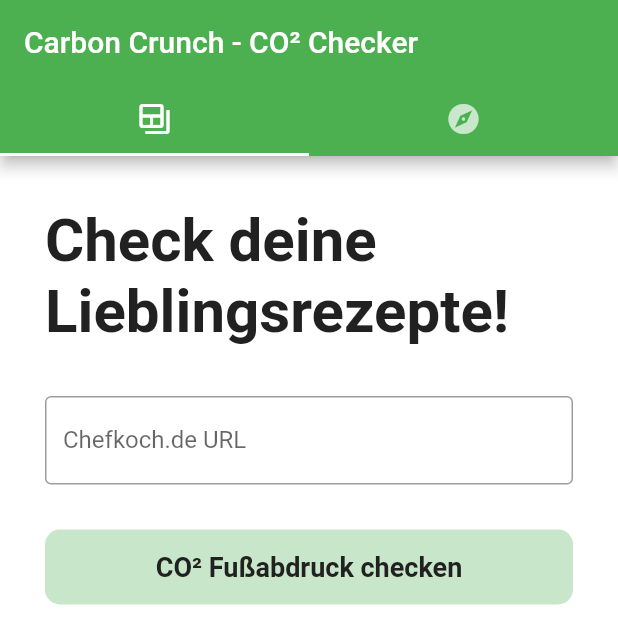
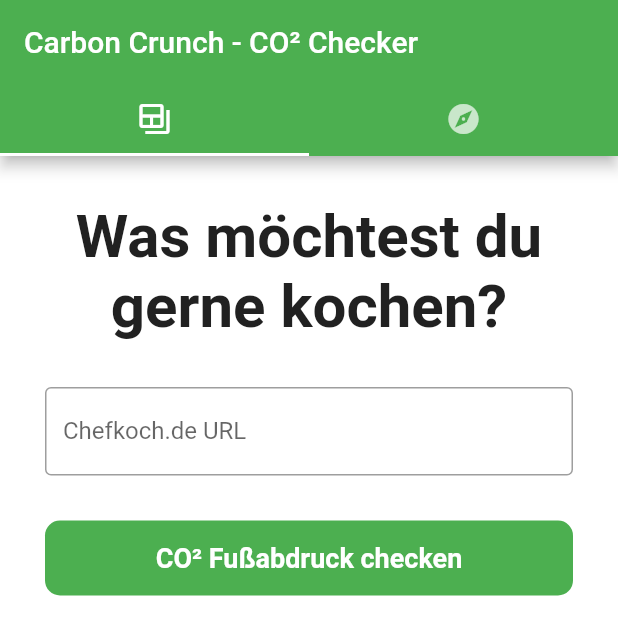
Before and after one commit to tadeohepperle/hackathon_capgemini_210506, a Flutter app: the screen it shows after launch, on a phone screen of 412 x 824 dp. Shown: the top 644 px of the screen. Run offline on Flutter 3.47's test engine with Material 2 defaults, Android fonts, the phone set to English and light mode, and no system bars; our stand-ins replace flutter_rating_bar, syncfusion_flutter_gauges.

Commit message:
green icons

```diff
--- a/flutterproject/lib/constants.dart
+++ b/flutterproject/lib/constants.dart
@@ -3,7 +3,7 @@ import 'package:flutter/material.dart';
 // here we put constants that we can use throughout the entire project
 class Constants {
   static final String appTitle = 'Capgemini App';
-  static final Color primaryColor = Colors.green[100];
+  static final Color primaryColor = Colors.green;
   static final Color extColor = Colors.grey;
   static final Color backgroundColor = Colors.white;
   static final Color textColor = Colors.grey[900];
--- a/flutterproject/lib/data_screen/data_screen.dart
+++ b/flutterproject/lib/data_screen/data_screen.dart
@@ -82,7 +82,10 @@ class _DataScreenState extends State<DataScreen> {
               _launchURL(recipe.chefkochURL);
             },
             child: Text('auf Chefkoch.de öffnen',
-                style: Constants.textStyleNormal),
+                style: TextStyle(
+                    fontSize: Constants.fontSizeNormal,
+                    fontWeight: FontWeight.bold,
+                    color: Colors.white)),
           ),
         ]);
   }
--- a/flutterproject/lib/landing_screen/landing_screen.dart
+++ b/flutterproject/lib/landing_screen/landing_screen.dart
@@ -55,11 +55,10 @@ class _LandingScreenState extends State<LandingScreen> {
   build(BuildContext context) {
     List<Widget> children = [
       Container(
-        height: 100,
         // decoration: Constants.boxDecoration,
         child: Center(
-            child: Text('Check deine Lieblingsrezepte!',
-                style: Constants.textStyleH1)),
+            child: Text('Was möchtest du gerne kochen?',
+                style: Constants.textStyleH1, textAlign: TextAlign.center)),
       ),
       Container(
           margin: EdgeInsets.symmetric(vertical: Constants.defaultPadding),
@@ -87,7 +86,11 @@ class _LandingScreenState extends State<LandingScreen> {
           FocusScope.of(context).requestFocus(new FocusNode());
           submitButtonPressed();
         },
-        child: Text('CO² Fußabdruck checken', style: Constants.textStyleNormal),
+        child: Text('CO² Fußabdruck checken',
+            style: TextStyle(
+                fontSize: Constants.fontSizeNormal,
+                fontWeight: FontWeight.bold,
+                color: Colors.white)),
       ),
       Container(margin: EdgeInsets.all(Constants.defaultPadding / 2)),
     ];
--- a/flutterproject/lib/main.dart
+++ b/flutterproject/lib/main.dart
@@ -15,9 +15,7 @@ class MyApp extends StatelessWidget {
   Widget build(BuildContext context) {
     return MaterialApp(
       title: Constants.appTitle,
-      theme: ThemeData(
-        primarySwatch: Colors.green,
-      ),
+      theme: ThemeData(primarySwatch: Colors.green),
       home: OverarchingHomeComponent(),
     );
   }
```
Also changed, not shown: flutterproject/assets/icon/icon.png, 21 other files.
